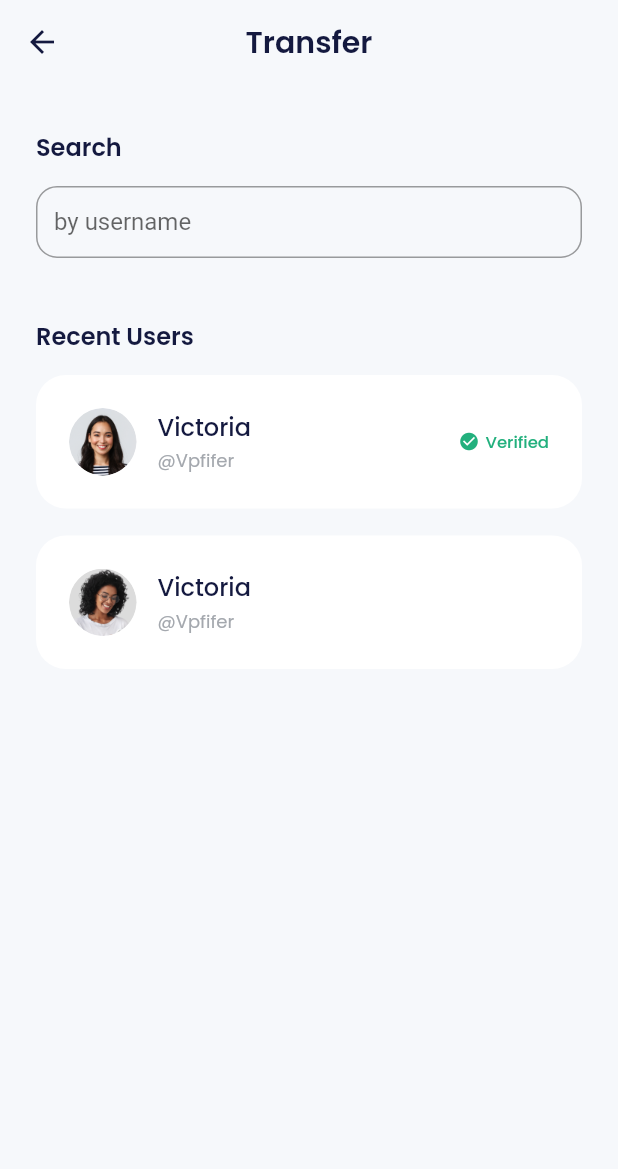
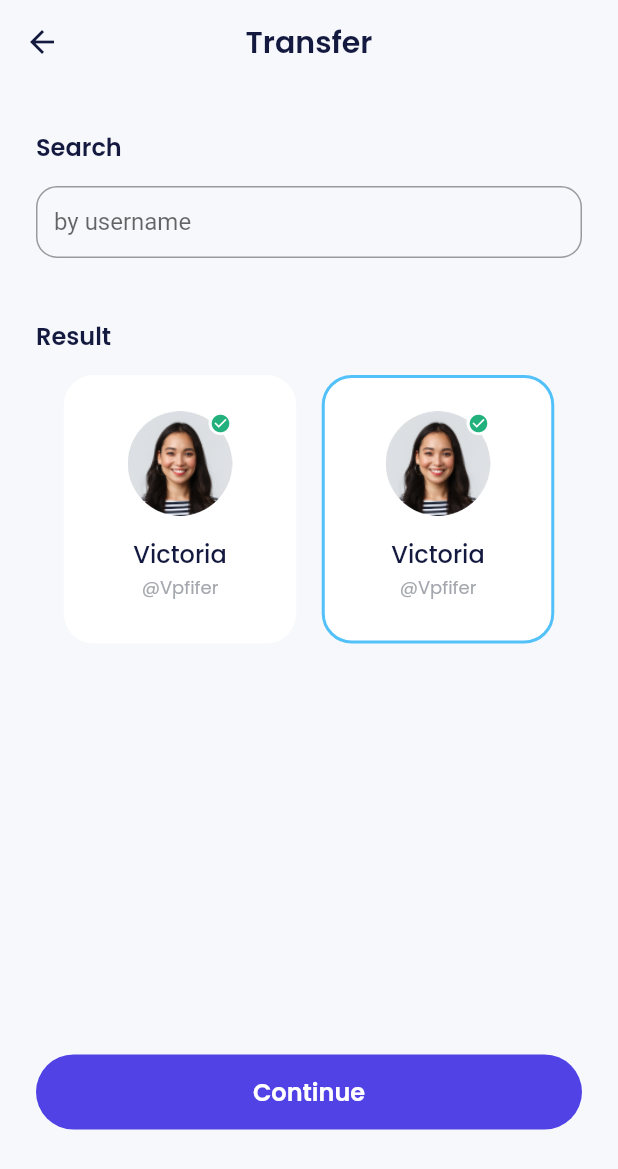
Before and after one commit to Chands18/bank_purse2, a Flutter app: the TransferPage screen opened by its route, on a phone screen of 412 x 824 dp. Shown: the top 1169 px of the screen. Run offline on Flutter 3.47's test engine with Material 2 defaults, Android fonts, the phone set to English and light mode, and no system bars; our stand-ins replace carousel_slider, google_fonts.

Commit message:
transfer result item

```diff
--- a/lib/ui/pages/transfer_page.dart
+++ b/lib/ui/pages/transfer_page.dart
@@ -1,6 +1,8 @@
 import 'package:bank_purse2/shared/theme.dart';
+import 'package:bank_purse2/ui/widgets/buttons.dart';
 import 'package:bank_purse2/ui/widgets/forms.dart';
 import 'package:bank_purse2/ui/widgets/transfer_recent_user_item.dart';
+import 'package:bank_purse2/ui/widgets/transfer_result_user_item.dart';
 import 'package:flutter/material.dart';
 
 class TransferPage extends StatelessWidget {
@@ -45,27 +47,28 @@
             //   setState(() {});
             // },
           ),
-          buildRecentUsers(),
+          // buildRecentUsers(),
+          buildResult(),
           // usernameController.text.isEmpty ? buildRecentUsers() : buildResult(),
           const SizedBox(
-            height: 80,
+            height: 274,
           ),
           // if (selectedUser != null)
-          //   CustomFilledButton(
-          //     title: 'Continue',
-          //     onPressed: () {
-          //       Navigator.push(
-          //         context,
-          //         MaterialPageRoute(
-          //           builder: (context) => TransferAmountPage(
-          //             data: TransferFormModel(
-          //               sendTo: selectedUser?.username,
-          //             ),
-          //           ),
-          //         ),
-          //       );
-          //     },
-          //   ),
+          CustomFilledButton(
+            title: 'Continue',
+            onPressed: () {
+              // Navigator.push(
+              //   context,
+              //   MaterialPageRoute(
+              //     builder: (context) => TransferAmountPage(
+              //       data: TransferFormModel(
+              //         sendTo: selectedUser?.username,
+              //       ),
+              //     ),
+              //   ),
+              // );
+            },
+          ),
           const SizedBox(
             height: 50,
           ),
@@ -157,6 +160,24 @@
         const SizedBox(
           height: 14,
         ),
+        Center(
+          child: Wrap(spacing: 17, runSpacing: 17, children: const [
+            TransferResultUserItem(
+              imageUrl: 'assets/img_friend1.png',
+              name: 'Victoria',
+              username: 'Vpfifer',
+              isVerified: true,
+            ),
+            TransferResultUserItem(
+              imageUrl: 'assets/img_friend1.png',
+              name: 'Victoria',
+              username: 'Vpfifer',
+              isVerified: true,
+              isSelected: true,
+            ),
+          ]),
+        )
+
         // BlocBuilder<UserBloc, UserState>(
         //   builder: (context, state) {
         //     if (state is UserSuccess) {
--- /dev/null
+++ b/lib/ui/widgets/transfer_result_user_item.dart
@@ -0,0 +1,100 @@
+import 'package:bank_purse2/shared/theme.dart';
+import 'package:flutter/material.dart';
+
+class TransferResultUserItem extends StatelessWidget {
+  final String imageUrl;
+  final String name;
+  final String username;
+  final bool isVerified;
+  final bool isSelected;
+
+  const TransferResultUserItem(
+      {super.key,
+      required this.imageUrl,
+      required this.name,
+      required this.username,
+      this.isSelected = false,
+      this.isVerified = false});
+
+  @override
+  Widget build(BuildContext context) {
+    return Container(
+      width: 155,
+      height: 179,
+      padding: const EdgeInsets.symmetric(
+        horizontal: 14,
+        vertical: 22,
+      ),
+      decoration: BoxDecoration(
+        color: whiteColor,
+        borderRadius: BorderRadius.circular(20),
+        border: Border.all(
+          color: isSelected ? blueColor : whiteColor,
+          width: 2,
+        ),
+      ),
+      child: Column(
+        children: [
+          Container(
+            width: 70,
+            height: 70,
+            decoration: BoxDecoration(
+              shape: BoxShape.circle,
+              image: DecorationImage(
+                image: AssetImage(
+                  imageUrl,
+                ),
+                // user.profilePicture == null || user.profilePicture!.isEmpty
+                //     ? const AssetImage('assets/img_profile.png')
+                //     : NetworkImage(
+                //         user.profilePicture!,
+                //       ) as ImageProvider,
+              ),
+            ),
+            child: isVerified
+                ? Align(
+                    alignment: Alignment.topRight,
+                    child: Container(
+                      width: 16,
+                      height: 16,
+                      decoration: BoxDecoration(
+                        shape: BoxShape.circle,
+                        color: whiteColor,
+                      ),
+                      child: Center(
+                        child: Icon(
+                          Icons.check_circle,
+                          color: greenColor,
+                          size: 14,
+                        ),
+                      ),
+                    ),
+                  )
+                : null,
+          ),
+          const SizedBox(
+            height: 13,
+          ),
+          Text(
+            name,
+            // user.name.toString(),
+            style: blackTextStyle.copyWith(
+              fontSize: 16,
+              fontWeight: medium,
+            ),
+          ),
+          const SizedBox(
+            height: 2,
+          ),
+          Text(
+            '@$username',
+            style: greyTextStyle.copyWith(
+              fontSize: 12,
+            ),
+            overflow: TextOverflow.ellipsis,
+          ),
+        ],
+      ),
+    );
+  }
+}
```
